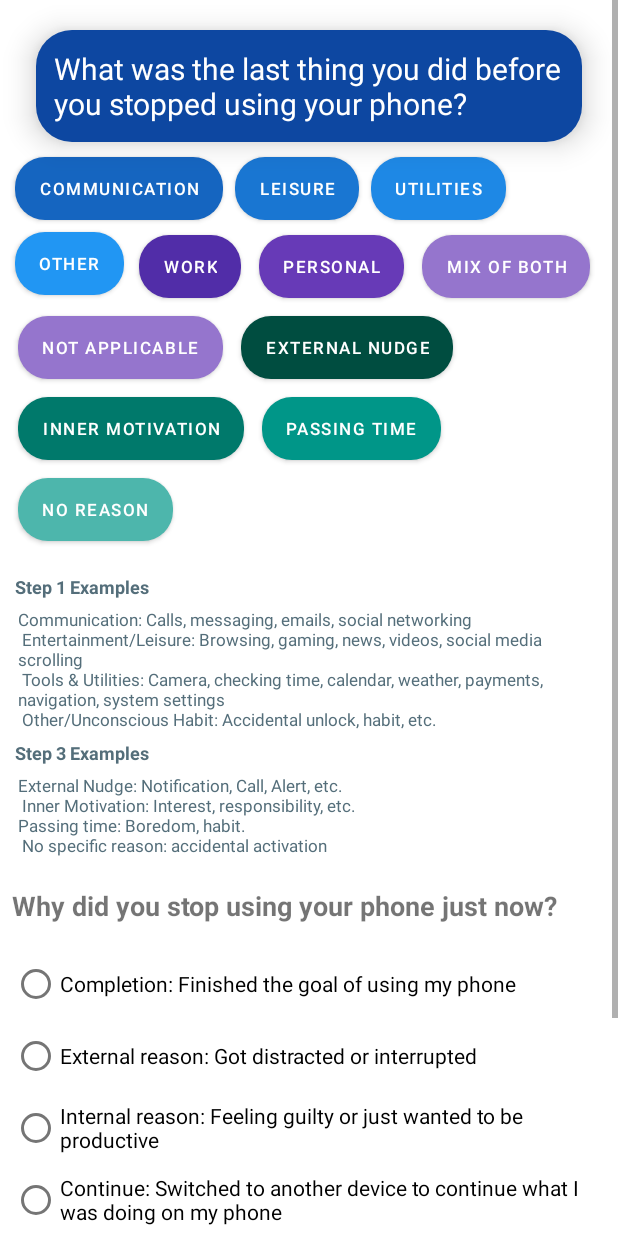
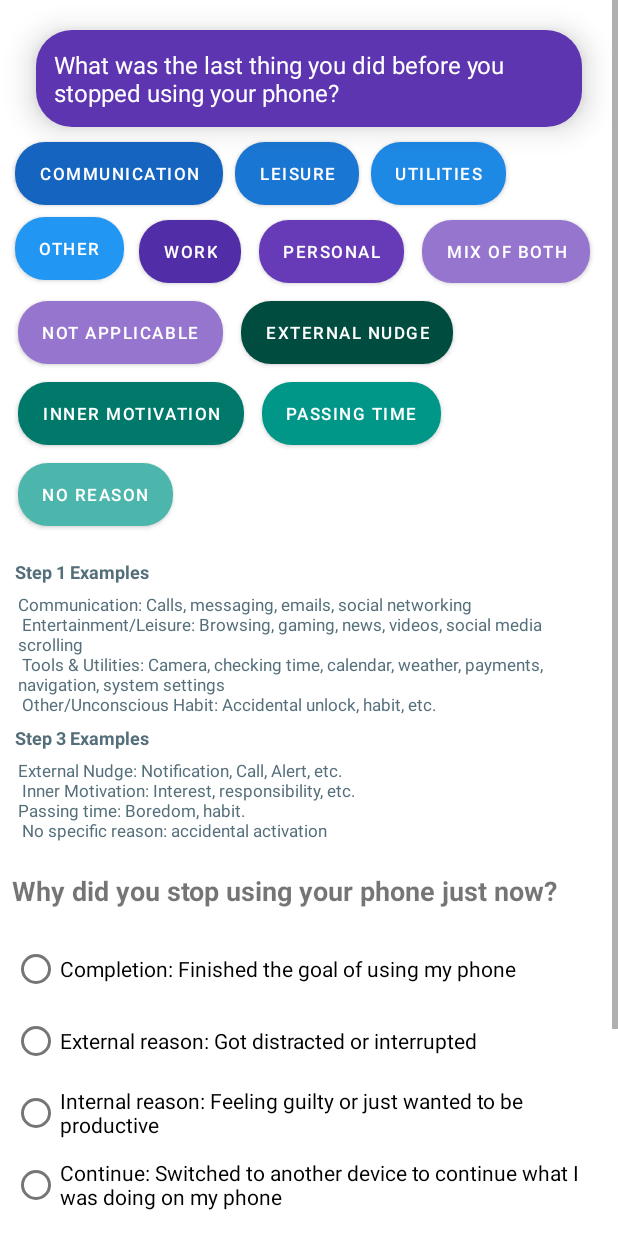
Before and after one commit to akuvisur/AndroidAtWork, an Android app built with Jetpack Compose: the ScreenOffQuestionnaire screen opened directly, with no data from a screen before it, on a phone screen of 412 x 824 dp. Run offline under Robolectric (Android 15) with nearby library versions, the phone set to English and light mode, and no system bars; our stand-ins replace FlexboxLayout.

Commit message:
minor text size changes to fit all information on screen with smaller devices

```diff
--- a/app/src/main/res/layout/activity_screenoffquestionnaire.xml
+++ b/app/src/main/res/layout/activity_screenoffquestionnaire.xml
@@ -18,7 +18,7 @@
     <LinearLayout
         android:layout_width="wrap_content"
         android:layout_height="wrap_content"
-        android:background="@drawable/textview_corners_blue"
+        android:background="@drawable/textview_corners_purple"
         android:layout_centerHorizontal="true"
         android:layout_alignParentTop="true"
         android:id="@+id/infoText"
@@ -32,7 +32,7 @@
             android:layout_width="wrap_content"
             android:layout_height="wrap_content"
             android:text="@string/end_question_info"
-            android:textSize="20sp"
+            android:textSize="16sp"
             android:padding="4dp"
             android:textColor="@color/white"
             android:id="@+id/infoTextTextView"
--- a/app/src/main/res/layout/dialog_layout_unlocked.xml
+++ b/app/src/main/res/layout/dialog_layout_unlocked.xml
@@ -24,7 +24,7 @@
             android:layout_width="wrap_content"
             android:layout_height="wrap_content"
             android:text="@string/dialog_unlocked_info"
-            android:textSize="20sp"
+            android:textSize="16sp"
             android:padding="4dp"
             android:textColor="@color/white"
             android:id="@+id/infoTextTextView"/>
```
